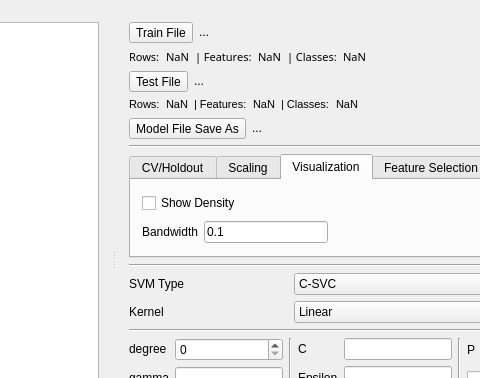
Qt form svm-app/mainwindow.ui (boidachenkop/dw) before a commit; both pictures show x 125 to 605 and y 0 to 378 of the 760 by 517 pixel window.
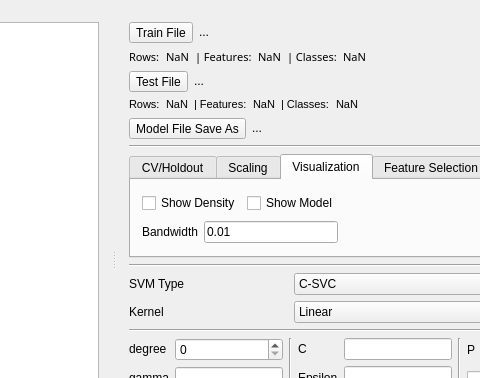
The same form after that commit. The open tabs and pages were chosen to show the change.

Diff of the .ui file:
```diff
--- a/svm-app/mainwindow.ui
+++ b/svm-app/mainwindow.ui
@@ -7,7 +7,7 @@
     <x>0</x>
     <y>0</y>
     <width>760</width>
-    <height>505</height>
+    <height>498</height>
    </rect>
   </property>
   <property name="sizePolicy">
@@ -958,6 +958,8 @@
             <item>
              <layout class="QVBoxLayout" name="density_verticalLayout">
               <item>
+               <layout class="QHBoxLayout" name="model_density_horizontalLayout">
+                <item>
                <widget class="QCheckBox" name="densityPlot_checkBox">
                 <property name="toolTip">
                  <string>1d and 2d only</string>
@@ -968,6 +970,15 @@
                </widget>
               </item>
               <item>
+                 <widget class="QCheckBox" name="showModel_checkBox">
+                  <property name="text">
+                   <string>Show Model</string>
+                  </property>
+                 </widget>
+                </item>
+               </layout>
+              </item>
+              <item>
                <layout class="QHBoxLayout" name="bandwidth_horizontalLayout">
                 <item>
                  <widget class="QLabel" name="bandwidth_label">
@@ -985,7 +996,7 @@
                 <item>
                  <widget class="QLineEdit" name="bandwidth_lineEdit">
                   <property name="text">
-                   <string>0.1</string>
+                   <string>0.01</string>
                   </property>
                  </widget>
                 </item>
```
Left out of the diff: 6 changed lines with no effect on the pictures. Lines whose indentation alone changed are shown as unchanged.
